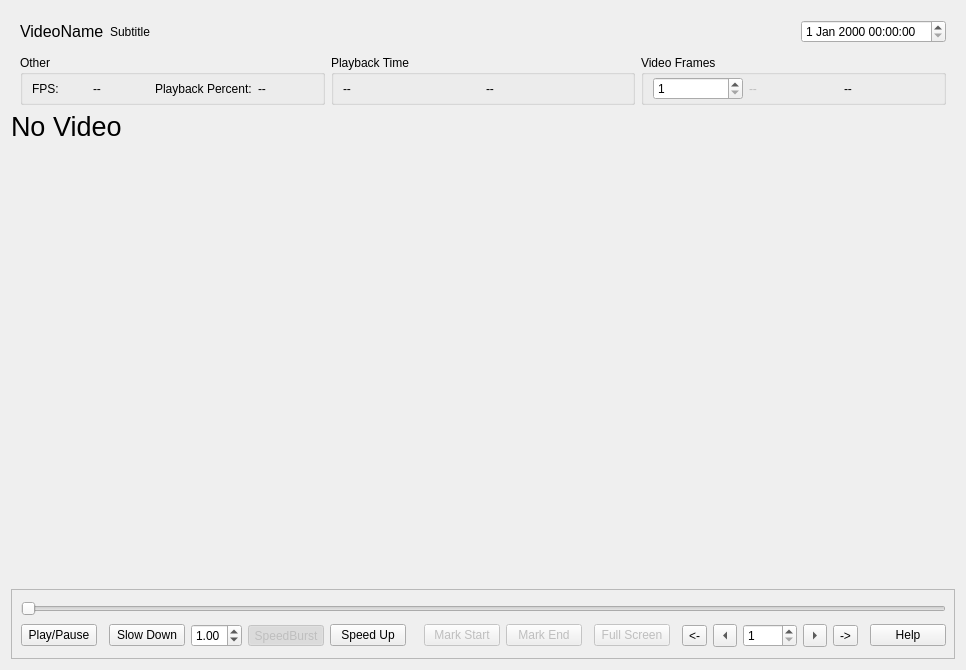
Before: the Qt Designer form GUI/Windows/VideoPlayer/VideoPlayerWidget.ui in BrendonWatsonLab/PhoPyQtTimelinePlotter, drawn with Qt 5.
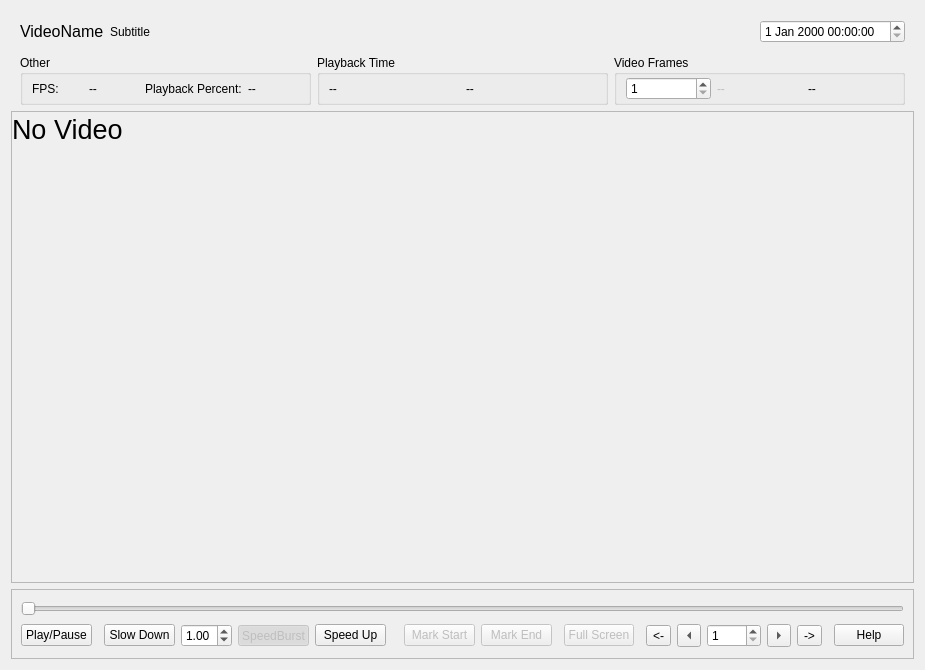
After: the same form once the commit is applied. Custom widgets are drawn as their Qt base class.

Commit message: changed irrelevant class

What changed in the file:
```diff
--- a/GUI/Windows/VideoPlayer/VideoPlayerWidget.ui
+++ b/GUI/Windows/VideoPlayer/VideoPlayerWidget.ui
@@ -6,7 +6,7 @@
    <rect>
     <x>0</x>
     <y>0</y>
-    <width>966</width>
+    <width>925</width>
     <height>670</height>
    </rect>
   </property>
@@ -207,39 +207,46 @@
     </widget>
    </item>
    <item>
-    <widget class="QFrame" name="frame_media">
+    <widget class="QFrame" name="frame_videos">
+     <property name="sizePolicy">
+      <sizepolicy hsizetype="Expanding" vsizetype="Expanding">
+       <horstretch>0</horstretch>
+       <verstretch>0</verstretch>
+      </sizepolicy>
+     </property>
      <property name="minimumSize">
       <size>
-       <width>500</width>
-       <height>0</height>
+       <width>0</width>
+       <height>300</height>
+      </size>
+     </property>
+     <property name="baseSize">
+      <size>
+       <width>0</width>
+       <height>300</height>
       </size>
      </property>
      <property name="frameShape">
-      <enum>QFrame::NoFrame</enum>
+      <enum>QFrame::StyledPanel</enum>
      </property>
      <property name="frameShadow">
-      <enum>QFrame::Plain</enum>
+      <enum>QFrame::Raised</enum>
      </property>
-     <property name="lineWidth">
+     <layout class="QHBoxLayout" name="horizontalLayout" stretch="0">
+      <property name="spacing">
       <number>0</number>
      </property>
-     <layout class="QGridLayout" name="gridLayout">
       <property name="leftMargin">
        <number>0</number>
       </property>
       <property name="topMargin">
-       <number>0</number>
+       <number>2</number>
       </property>
       <property name="rightMargin">
        <number>0</number>
       </property>
       <property name="bottomMargin">
-       <number>0</number>
-      </property>
-      <item row="1" column="0">
-       <layout class="QVBoxLayout" name="media_layout">
-        <property name="sizeConstraint">
-         <enum>QLayout::SetNoConstraint</enum>
+       <number>2</number>
         </property>
         <item>
          <widget class="VideoFrame" name="frame_video">
@@ -285,14 +292,58 @@
           </widget>
          </widget>
         </item>
+     </layout>
+    </widget>
+   </item>
+   <item>
+    <widget class="QFrame" name="frame_media">
+     <property name="minimumSize">
+      <size>
+       <width>500</width>
+       <height>0</height>
+      </size>
+     </property>
+     <property name="frameShape">
+      <enum>QFrame::NoFrame</enum>
+     </property>
+     <property name="frameShadow">
+      <enum>QFrame::Plain</enum>
+     </property>
+     <property name="lineWidth">
+      <number>0</number>
+     </property>
+     <layout class="QGridLayout" name="gridLayout">
+      <property name="leftMargin">
+       <number>0</number>
+      </property>
+      <property name="topMargin">
+       <number>0</number>
+      </property>
+      <property name="rightMargin">
+       <number>0</number>
+      </property>
+      <property name="bottomMargin">
+       <number>0</number>
+      </property>
+      <item row="1" column="0">
+       <layout class="QVBoxLayout" name="media_layout">
+        <property name="sizeConstraint">
+         <enum>QLayout::SetNoConstraint</enum>
+        </property>
         <item>
          <widget class="QFrame" name="frame_media_control">
           <property name="sizePolicy">
-           <sizepolicy hsizetype="Preferred" vsizetype="Expanding">
+           <sizepolicy hsizetype="Preferred" vsizetype="Fixed">
             <horstretch>0</horstretch>
             <verstretch>0</verstretch>
            </sizepolicy>
           </property>
+          <property name="minimumSize">
+           <size>
+            <width>0</width>
+            <height>70</height>
+           </size>
+          </property>
           <property name="maximumSize">
            <size>
             <width>16777215</width>
```
Left out of the diff: 10 changed lines with no effect on the pictures. Lines whose indentation alone changed are shown as unchanged.
